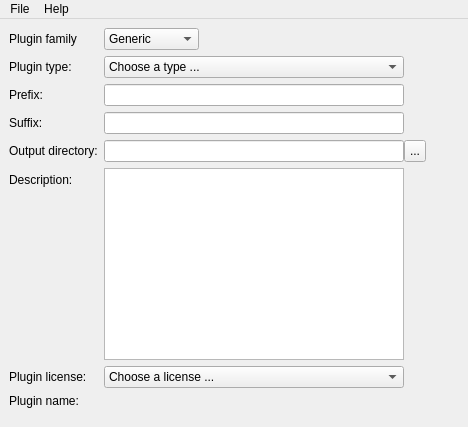
Above: tools/medPluginGenerator/medPluginGeneratorMainWindow.ui from medInria/medInria-public before the change. Below: the same form after it.
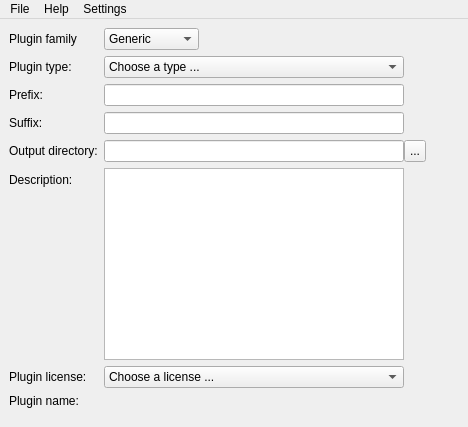
That is the form after the change.

Commit message: added a default path in medPluginGenerator

Patch:
```diff
--- a/tools/medPluginGenerator/medPluginGeneratorMainWindow.ui
+++ b/tools/medPluginGenerator/medPluginGeneratorMainWindow.ui
@@ -327,8 +327,15 @@
     </property>
     <addaction name="aboutAction"/>
    </widget>
+   <widget class="QMenu" name="menuSettings">
+    <property name="title">
+     <string>Settings</string>
+    </property>
+    <addaction name="actionDefault_Path"/>
+   </widget>
    <addaction name="menuFile"/>
    <addaction name="menuHelp"/>
+   <addaction name="menuSettings"/>
   </widget>
   <action name="quitAction">
    <property name="text">
```
Left out of the diff: 5 changed lines with no effect on the pictures. The commit also changes 2 other files.
